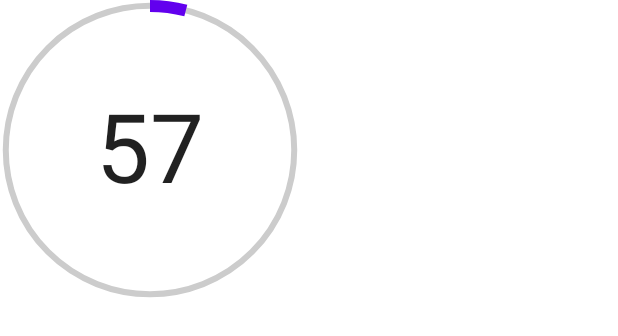
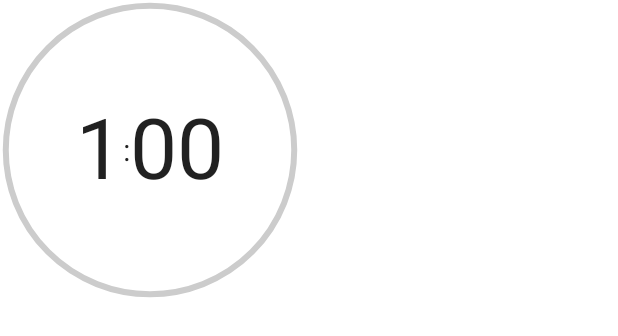
Before and after one commit to yashovardhan99/ComposeTimer, an Android app built with Jetpack Compose: the @Preview function TimerDisplayPreviewLight, on a phone screen of 412 x 824 dp. Shown: the top 336 px of the screen. Run offline under Robolectric (Android 15) with nearby library versions, the phone set to English and light mode, and no system bars.

Commit message:
Fixing animations

```diff
--- a/app/src/main/java/com/example/androiddevchallenge/MainActivity.kt
+++ b/app/src/main/java/com/example/androiddevchallenge/MainActivity.kt
@@ -57,7 +57,7 @@ class MainActivity : AppCompatActivity() {
                                 )
                             }
                             else -> {
-                                TimerDisplay(viewModel = viewModel)
+                                TimerDisplay(viewModel = viewModel, timerState = state)
                             }
                         }
                     }
--- a/app/src/main/java/com/example/androiddevchallenge/ui/layouts/TimerDisplay.kt
+++ b/app/src/main/java/com/example/androiddevchallenge/ui/layouts/TimerDisplay.kt
@@ -19,9 +19,11 @@ import android.util.Log
 import androidx.compose.animation.AnimatedVisibility
 import androidx.compose.animation.Crossfade
 import androidx.compose.animation.ExperimentalAnimationApi
+import androidx.compose.animation.animateColorAsState
 import androidx.compose.animation.core.LinearEasing
 import androidx.compose.animation.core.animateFloatAsState
 import androidx.compose.animation.core.animateIntAsState
+import androidx.compose.animation.core.spring
 import androidx.compose.animation.core.tween
 import androidx.compose.foundation.clickable
 import androidx.compose.foundation.interaction.MutableInteractionSource
@@ -30,6 +32,7 @@ import androidx.compose.foundation.layout.Box
 import androidx.compose.foundation.layout.Column
 import androidx.compose.foundation.layout.Row
 import androidx.compose.foundation.layout.fillMaxSize
+import androidx.compose.foundation.layout.padding
 import androidx.compose.foundation.layout.size
 import androidx.compose.foundation.layout.sizeIn
 import androidx.compose.foundation.layout.wrapContentSize
@@ -52,6 +55,9 @@ import androidx.compose.runtime.remember
 import androidx.compose.ui.Alignment
 import androidx.compose.ui.Modifier
 import androidx.compose.ui.draw.drawBehind
+import androidx.compose.ui.draw.rotate
+import androidx.compose.ui.geometry.Offset
+import androidx.compose.ui.geometry.Size
 import androidx.compose.ui.graphics.Color
 import androidx.compose.ui.graphics.drawscope.Stroke
 import androidx.compose.ui.semantics.contentDescription
@@ -62,22 +68,28 @@ import androidx.compose.ui.unit.dp
 import androidx.compose.ui.unit.sp
 import com.example.androiddevchallenge.MainViewModel
 import com.example.androiddevchallenge.ui.theme.MyTheme
-import kotlinx.coroutines.flow.distinctUntilChanged
-import kotlinx.coroutines.flow.map
 import java.time.Duration
 
 @Composable
-fun TimerDisplay(viewModel: MainViewModel) {
+fun TimerDisplay(viewModel: MainViewModel, timerState: MainViewModel.TimerState) {
     Column(
         Modifier.fillMaxSize(),
         verticalArrangement = Arrangement.spacedBy(32.dp, Alignment.CenterVertically),
         horizontalAlignment = Alignment.CenterHorizontally
     ) {
-        val isPaused by viewModel.timerState
-            .map { it == MainViewModel.TimerState.PAUSED }
-            .distinctUntilChanged()
-            .collectAsState(initial = false)
-        TimerFace(viewModel = viewModel, Modifier)
+        val isPaused by derivedStateOf {
+            timerState == MainViewModel.TimerState.PAUSED
+        }
+        val totalDuration by viewModel.totalTime.collectAsState()
+        val timeRemaining by viewModel.timeRemaining.collectAsState()
+        val animTime by viewModel.updateDelay.collectAsState()
+        TimerFace(
+            totalDuration = totalDuration,
+            timeRemaining = timeRemaining,
+            timerState = timerState,
+            animTime = animTime,
+            togglePause = viewModel::togglePause
+        )
         Row(horizontalArrangement = Arrangement.spacedBy(32.dp, Alignment.CenterHorizontally)) {
             IconButton(
                 onClick = { viewModel.restart() },
@@ -126,9 +138,14 @@ fun TimerDisplay(viewModel: MainViewModel) {
 }
 
 @Composable
-fun TimerFace(viewModel: MainViewModel, modifier: Modifier = Modifier) {
-    val totalDuration by viewModel.totalTime.collectAsState()
-    val timeRemaining by viewModel.timeRemaining.collectAsState()
+fun TimerFace(
+    totalDuration: Duration,
+    timeRemaining: Duration,
+    timerState: MainViewModel.TimerState,
+    animTime: Int,
+    togglePause: () -> Unit,
+    modifier: Modifier = Modifier,
+) {
     Log.d("TimerFace", "Total duration = $totalDuration")
     Log.d("TimerFace", "Time remaining = $timeRemaining")
     val hours by derivedStateOf { timeRemaining.toHours() }
@@ -137,22 +154,60 @@ fun TimerFace(viewModel: MainViewModel, modifier: Modifier = Modifier) {
     derivedStateOf {
         timeRemaining.minusHours(hours).minusMinutes(minutes).seconds
     }
-    val animTime by viewModel.updateDelay.collectAsState()
+    val millis by derivedStateOf {
+        timeRemaining.minusHours(hours)
+            .minusMinutes(minutes).minusSeconds(seconds).toMillis()
+    }
+    val rawProgress by derivedStateOf {
+        1 - timeRemaining.toNanos().toFloat() / totalDuration.toNanos().toFloat()
+            .coerceAtLeast(1f)
+    }
     Log.d("TimerFace", "H = $hours M = $minutes S = $seconds")
     val progress by animateFloatAsState(
-        targetValue = 1 - timeRemaining.toNanos().toFloat() / totalDuration.toNanos().toFloat()
-            .coerceAtLeast(1f),
+        targetValue = rawProgress,
         animationSpec = tween(
             durationMillis = animTime,
             easing = LinearEasing
         )
     )
     val interactionSource = remember { MutableInteractionSource() }
+    val pausedColor = MaterialTheme.colors.error
+    val primaryColor = MaterialTheme.colors.primary
+    val secondaryColor = MaterialTheme.colors.secondary
+    val rawColor by derivedStateOf {
+        when (timerState) {
+            MainViewModel.TimerState.PAUSED -> pausedColor
+            MainViewModel.TimerState.STARTED -> primaryColor
+            MainViewModel.TimerState.FINISHED -> secondaryColor
+            else -> Color.Red
+        }
+    }
+    val progressColor by animateColorAsState(
+        targetValue = rawColor, animationSpec = tween(1000)
+    )
+    Log.d("TimerDisplay", "State = $timerState Color = $progressColor")
+    val rotation by animateFloatAsState(
+        targetValue = 6 * totalDuration.seconds * progress,
+        animationSpec = when (timerState) {
+            MainViewModel.TimerState.NOT_SET -> tween()
+            MainViewModel.TimerState.STARTED -> tween(animTime, easing = LinearEasing)
+            MainViewModel.TimerState.PAUSED -> tween(animTime, easing = LinearEasing)
+            MainViewModel.TimerState.FINISHED -> spring()
+        }
+    )
+    Log.d(
+        "TimerDisplay",
+        "State = $timerState progress = $progress Raw progress = $rawProgress rotation = $rotation animTime = $animTime total duration = ${totalDuration.seconds}"
+    )
     Box(
         modifier = modifier
             .sizeIn(minWidth = 200.dp, minHeight = 200.dp)
-            .clickable(indication = null, interactionSource = interactionSource, enabled = true) {
-                viewModel.togglePause()
+            .clickable(
+                indication = null,
+                interactionSource = interactionSource,
+                enabled = true
+            ) {
+                togglePause()
             },
         contentAlignment = Alignment.Center
     ) {
@@ -160,19 +215,44 @@ fun TimerFace(viewModel: MainViewModel, modifier: Modifier = Modifier) {
             progress = progress,
             Modifier
                 .drawBehind {
+                    val topLeft = Offset(-size.minDimension / 10f, -size.minDimension / 10f)
+                    val arcSize = Size(size.width - 2 * topLeft.x, size.height - 2 * topLeft.y)
+                    drawArc(
+                        Color.Blue,
+                        startAngle = rotation * 10,
+                        sweepAngle = 30f,
+                        useCenter = false,
+                        topLeft = topLeft,
+                        size = arcSize,
+                        style = Stroke(width = 4.dp.toPx())
+                    )
+                    drawArc(
+                        Color.Blue,
+                        startAngle = 180 + rotation * 10,
+                        sweepAngle = 30f,
+                        useCenter = false,
+                        topLeft = topLeft,
+                        size = arcSize,
+                        style = Stroke(width = 4.dp.toPx())
+                    )
+                }
+                .drawBehind {
                     drawCircle(
                         Color.LightGray,
                         radius = size.minDimension / 2.08f,
                         style = Stroke(width = 4.dp.toPx())
                     )
                 }
+                .rotate(rotation)
                 .sizeIn(minWidth = 200.dp, minHeight = 200.dp),
-            strokeWidth = 8.dp
+            strokeWidth = 8.dp,
+            color = progressColor
         )
         DurationDisplay(
             hours = hours,
             minutes = minutes,
             seconds = seconds,
+            millis = millis,
             animTime = animTime,
         )
     }
@@ -180,7 +260,7 @@ fun TimerFace(viewModel: MainViewModel, modifier: Modifier = Modifier) {
 
 @OptIn(ExperimentalAnimationApi::class)
 @Composable
-fun DurationDisplay(hours: Long, minutes: Long, seconds: Long, animTime: Int) {
+fun DurationDisplay(hours: Long, minutes: Long, seconds: Long, millis: Long, animTime: Int) {
     Row(
         verticalAlignment = Alignment.CenterVertically,
         horizontalArrangement = Arrangement.Center,
@@ -197,7 +277,7 @@ fun DurationDisplay(hours: Long, minutes: Long, seconds: Long, animTime: Int) {
                 TimerText(
                     label = "",
                     time = hours.toInt(),
-                    padNeeded = false,
+                    padNeeded = 0,
                     size = hourSize,
                     animTime
                 )
@@ -211,7 +291,7 @@ fun DurationDisplay(hours: Long, minutes: Long, seconds: Long, animTime: Int) {
             ) {
                 TimerText(
                     label = "Minutes", time = minutes.toInt(),
-                    padNeeded = hours > 0,
+                    padNeeded = if (hours > 0) 2 else 1,
                     size = if (hours > 0) hourSize else minuteSize,
                     animTime
                 )
@@ -219,7 +299,9 @@ fun DurationDisplay(hours: Long, minutes: Long, seconds: Long, animTime: Int) {
             }
         }
         TimerText(
-            label = "Seconds", time = seconds.toInt(), padNeeded = hours > 0 || minutes > 0,
+            label = "Seconds",
+            time = seconds.toInt(),
+            padNeeded = if (hours > 0 || minutes > 0) 2 else 1,
             size = when {
                 hours > 0 -> hourSize
                 minutes > 0 -> minuteSize
@@ -227,15 +309,27 @@ fun DurationDisplay(hours: Long, minutes: Long, seconds: Long, animTime: Int) {
             },
             animTime
         )
+        AnimatedVisibility(
+            visible = hours == 0L && minutes == 0L,
+            modifier = Modifier.padding(top = 16.dp, start = 16.dp)
+        ) {
+            TimerText(
+                label = "Milliseconds",
+                time = millis.toInt(),
+                padNeeded = 3,
+                size = 24,
+                animTime = animTime
+            )
+        }
     }
 }
 
 @Composable
-fun TimerText(label: String, time: Int, padNeeded: Boolean, size: Int, animTime: Int) {
+fun TimerText(label: String, time: Int, padNeeded: Int, size: Int, animTime: Int) {
     val displayTime by animateIntAsState(targetValue = time, animationSpec = tween(animTime))
     val displaySize by animateIntAsState(targetValue = size, animationSpec = tween(animTime))
     Text(
-        text = if (padNeeded) displayTime.toString().padStart(2, '0') else displayTime.toString(),
+        text = displayTime.toString().padStart(padNeeded, '0'),
         modifier = Modifier.semantics {
             contentDescription = label
         },
@@ -251,7 +345,13 @@ fun TimerDisplayPreviewLight() {
     viewModel.setTimer(Duration.ofMinutes(1))
     MyTheme {
         Surface(color = MaterialTheme.colors.background) {
-            TimerFace(viewModel)
+            TimerFace(
+                totalDuration = viewModel.totalTime.value,
+                timeRemaining = viewModel.timeRemaining.value,
+                timerState = viewModel.timerState.value,
+                animTime = viewModel.updateDelay.value,
+                togglePause = { viewModel.togglePause() }
+            )
         }
     }
 }
@@ -260,10 +360,16 @@ fun TimerDisplayPreviewLight() {
 @Composable
 fun TimerDisplayPreviewDark() {
     val viewModel = MainViewModel()
-    viewModel.setTimer(Duration.ofMinutes(1))
+    viewModel.setTimer(Duration.ofSeconds(50))
     MyTheme(darkTheme = true) {
         Surface(color = MaterialTheme.colors.background) {
-            TimerFace(viewModel)
+            TimerFace(
+                totalDuration = viewModel.totalTime.value,
+                timeRemaining = viewModel.timeRemaining.value,
+                timerState = viewModel.timerState.value,
+                animTime = viewModel.updateDelay.value,
+                togglePause = { viewModel.togglePause() }
+            )
         }
     }
 }
```
Also changed, not shown: app/src/main/java/com/example/androiddevchallenge/MainViewModel.kt (+7 -9 lines).
